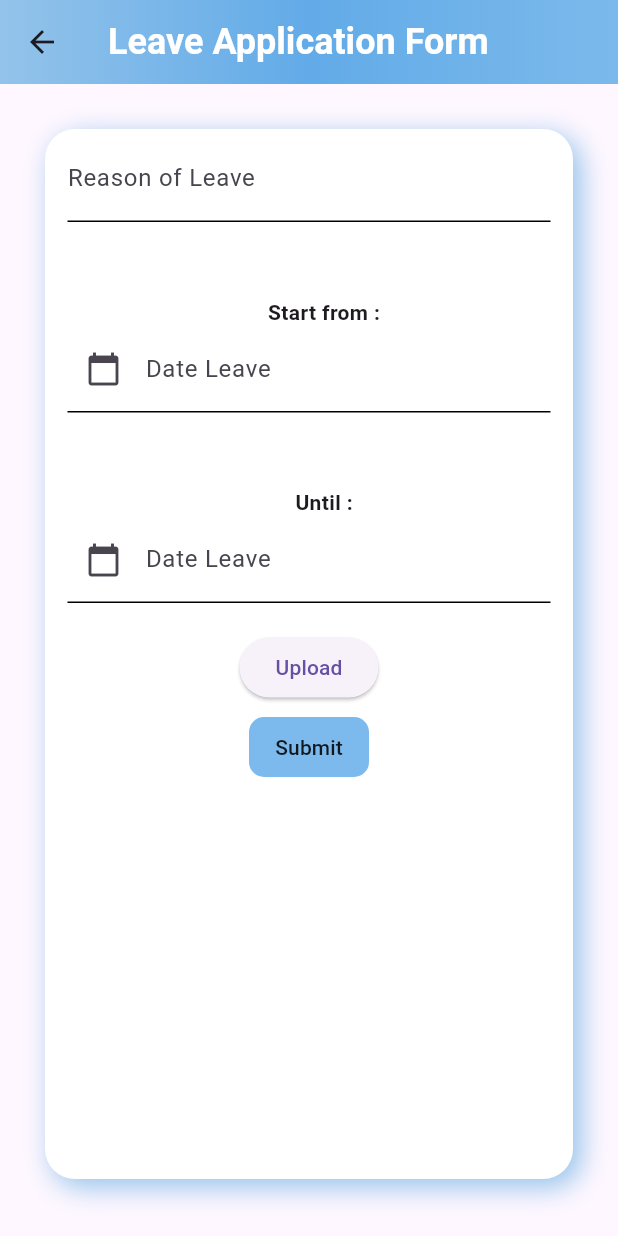
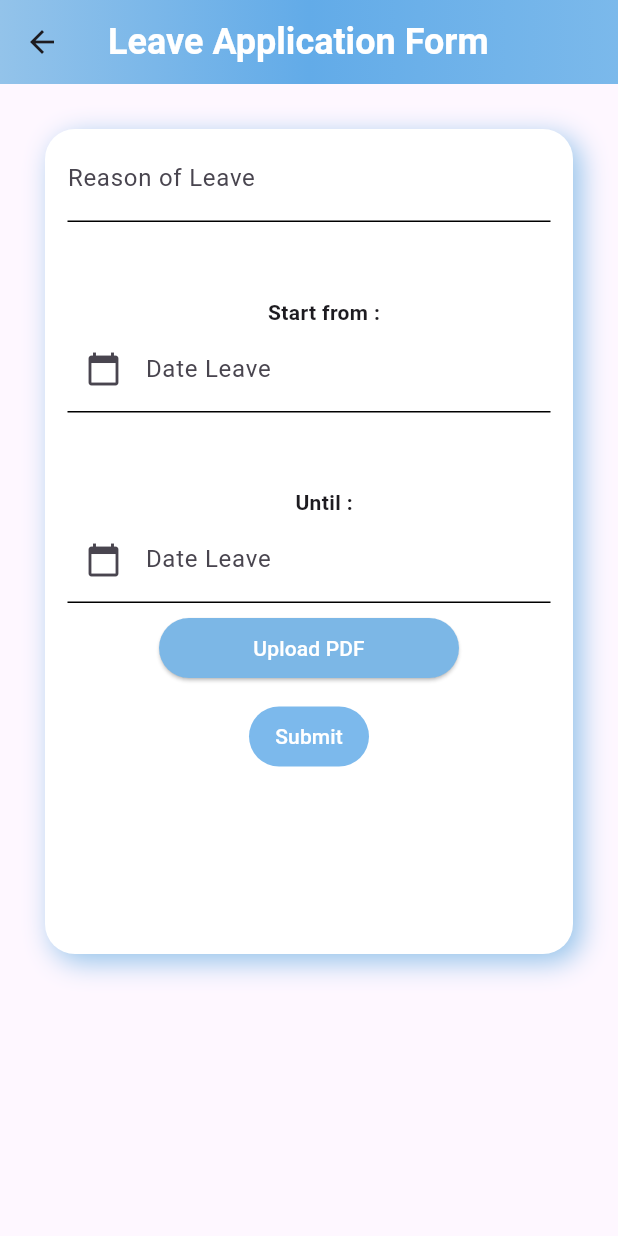
Before and after one commit to dimasAndri1412/FlutterApps-TogetherApps, a Flutter app: the PengajuanCuti screen opened directly, on a phone screen of 412 x 824 dp. Run offline on Flutter 3.47's test engine with Material 3 defaults, Android fonts, the phone set to English and light mode, and no system bars; our stand-ins replace dio, drop_shadow_image, dropdown_search, faker, file_picker, flutter_slidable and 5 more; missing offline and left inert: dropdownfield2, mailer; network calls fail.

Commit message:
Penambahan fitur upload di Pengajuan Lembur

```diff
--- a/lib/approvalls/cuti/add_cuti_button.dart
+++ b/lib/approvalls/cuti/add_cuti_button.dart
@@ -18,10 +18,13 @@ class _addCutiButtonState extends State<addCutiButton> {
             width: 80,
             decoration: BoxDecoration(
               color: const Color.fromARGB(255, 124, 185, 236),
-              borderRadius: BorderRadius.circular(10),
+              borderRadius: BorderRadius.circular(20),
             ),
             child: Center(
-              child: Text("Submit"),
+              child: Text(
+                "Submit",
+                style: TextStyle(color: Colors.white),
+              ),
             ),
           ),
           onPressed: () {
--- a/lib/approvalls/cuti/list_pengajuan_cuti.dart
+++ b/lib/approvalls/cuti/list_pengajuan_cuti.dart
@@ -58,7 +58,7 @@ class _ListPengajuanCutiState extends State<ListPengajuanCuti> {
                         ),
                         DataColumn(
                           label: Text(
-                            "Download",
+                            "Download Approval",
                             style: TextStyle(
                                 fontSize: 15, fontWeight: FontWeight.bold),
                           ),
--- a/lib/approvalls/cuti/pengajuan_cuti.dart
+++ b/lib/approvalls/cuti/pengajuan_cuti.dart
@@ -74,7 +74,7 @@ class _PengajuanCutiState extends State<PengajuanCuti> {
               child: Container(
                 width: 390,
                 // height: 400,
-                height: 700,
+                height: 550,
                 decoration: BoxDecoration(
                   color: Colors.white,
                   borderRadius: BorderRadius.circular(20),
@@ -202,16 +202,24 @@ class _PengajuanCutiState extends State<PengajuanCuti> {
                         height: 10,
                       ),
                       //BUTTON UPLOAD
-                      SizedBox(
-                        height: 9,
-                      ),
-                      ElevatedButton(
-                        child: Text("Upload"),
-                        onPressed: pickFiles,
+                      Container(
+                        height: 40,
+                        width: 200,
+                        child: ElevatedButton(
+                          child: Text(
+                            "Upload PDF",
+                            style: TextStyle(color: Colors.white),
+                          ),
+                          style: ElevatedButton.styleFrom(
+                              backgroundColor:
+                                  const Color.fromARGB(255, 124, 183, 230)),
+                          onPressed: pickFiles,
+                        ),
                       ),
                       SizedBox(
                         height: 5,
                       ),
+                      //NOTIFICATION HASIL UPLOAD
                       pickedFiles.isNotEmpty
                           ? ListView.builder(
                               itemCount: pickedFiles.length,
@@ -232,6 +240,9 @@ class _PengajuanCutiState extends State<PengajuanCuti> {
                               },
                             )
                           : Container(),
+                      SizedBox(
+                        height: 10,
+                      ),
                       //BUTTON SUBMIT
                       addCutiButton(),
                     ],
--- a/lib/approvalls/lembur/list_pengajuan_lembur.dart
+++ b/lib/approvalls/lembur/list_pengajuan_lembur.dart
@@ -59,7 +59,7 @@ class _ListPengajuanLemburState extends State<ListPengajuanLembur> {
                         ),
                         DataColumn(
                           label: Text(
-                            "Download",
+                            "Download Approval",
                             style: TextStyle(
                                 fontSize: 15, fontWeight: FontWeight.bold),
                           ),
```
Also changed, not shown: lib/approvalls/lembur/add_lembur_button.dart (+5 -2 lines), lib/approvalls/lembur/pengajuan_lembur.dart (+79 -3 lines).
